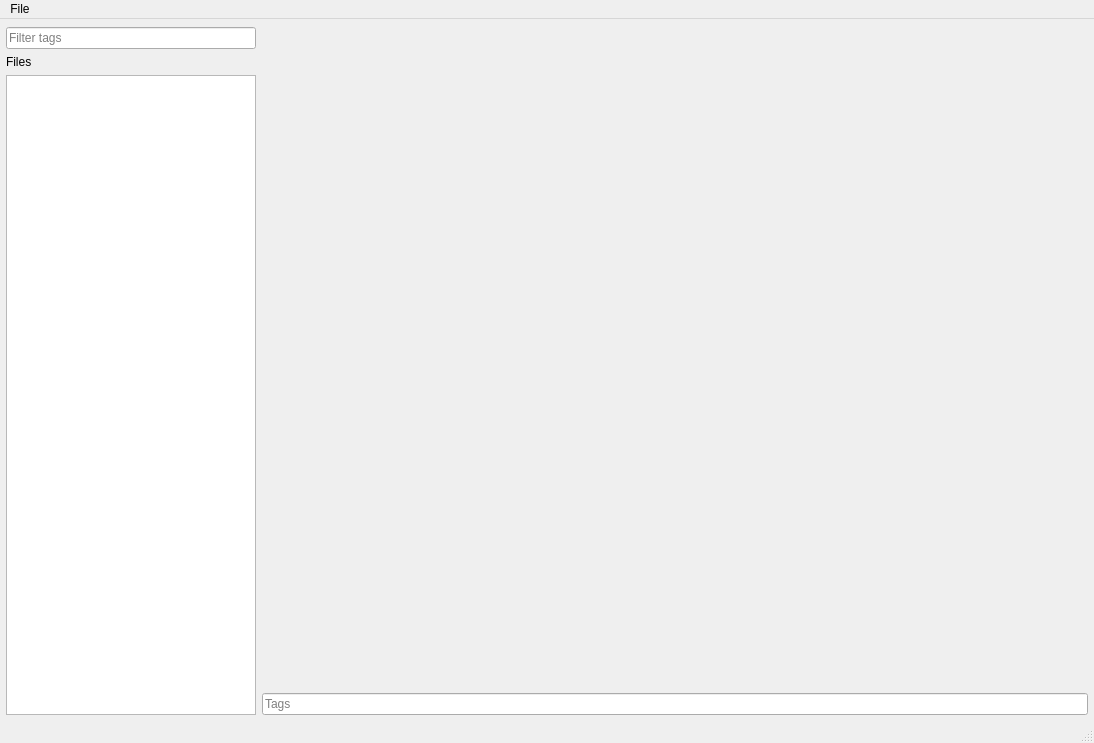
The window that mainwindow.ui (gbizzotto/eptg) describes before a commit, drawn with Qt 5.
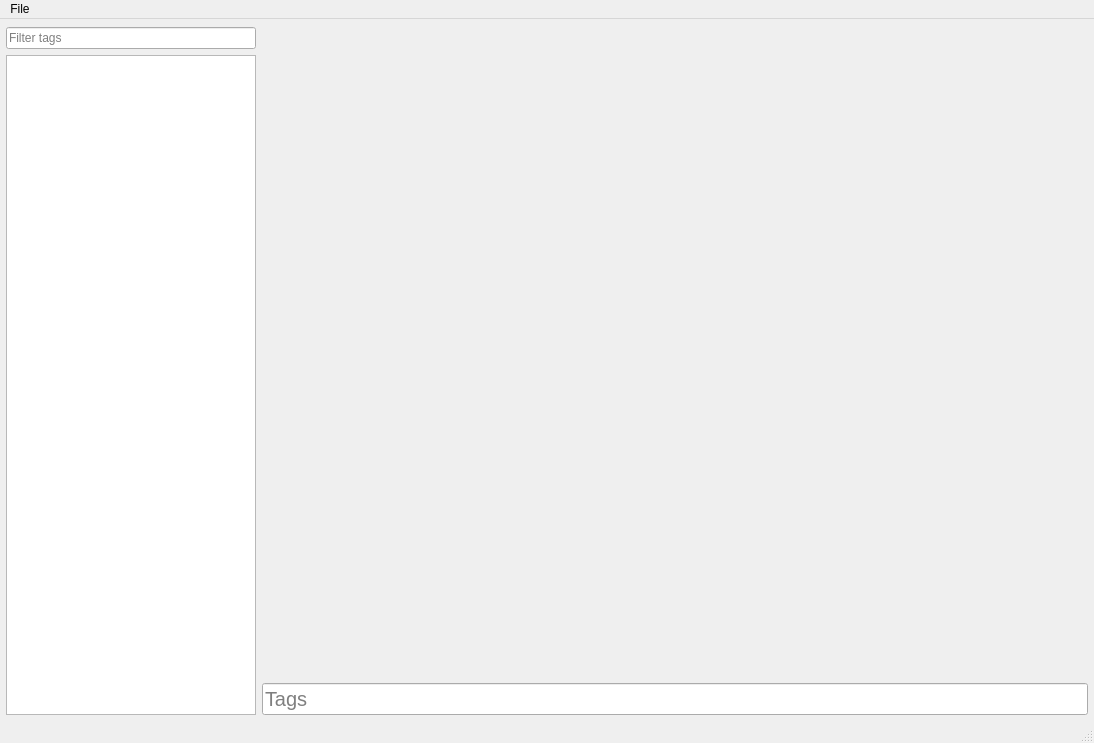
The same window after the commit.

Commit message: Cosmetic changes: no more Files label, larger font for tags input.

```diff
--- a/mainwindow.ui
+++ b/mainwindow.ui
@@ -58,25 +58,6 @@
         </item>
        </layout>
       </item>
-      <item>
-       <widget class="QLabel" name="label">
-        <property name="sizePolicy">
-         <sizepolicy hsizetype="Fixed" vsizetype="Preferred">
-          <horstretch>0</horstretch>
-          <verstretch>0</verstretch>
-         </sizepolicy>
-        </property>
-        <property name="maximumSize">
-         <size>
-          <width>250</width>
-          <height>16777215</height>
-         </size>
-        </property>
-        <property name="text">
-         <string>Files</string>
-        </property>
-       </widget>
-      </item>
       <item>
        <widget class="QListView" name="fillList">
         <property name="sizePolicy">
@@ -138,6 +119,11 @@
        <layout class="QHBoxLayout" name="horizontalLayout_2">
         <item>
          <widget class="QLineEdit" name="tagsEdit">
+          <property name="font">
+           <font>
+            <pointsize>15</pointsize>
+           </font>
+          </property>
           <property name="placeholderText">
            <string>Tags</string>
           </property>
```
The commit also changes 1 other file.
